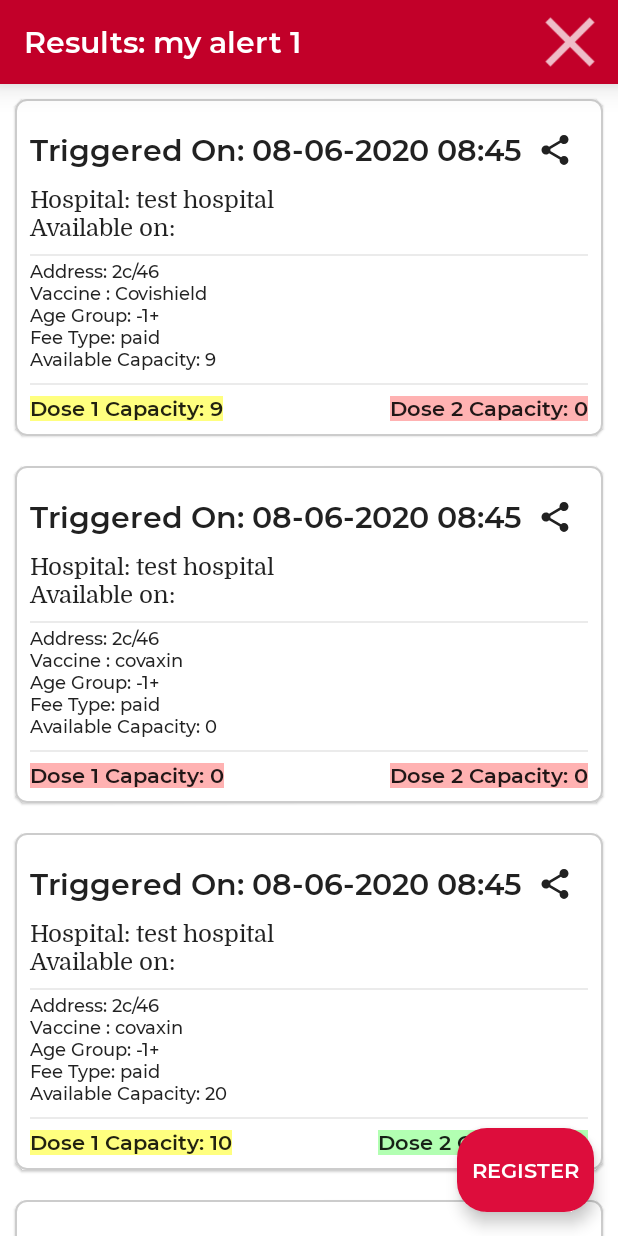
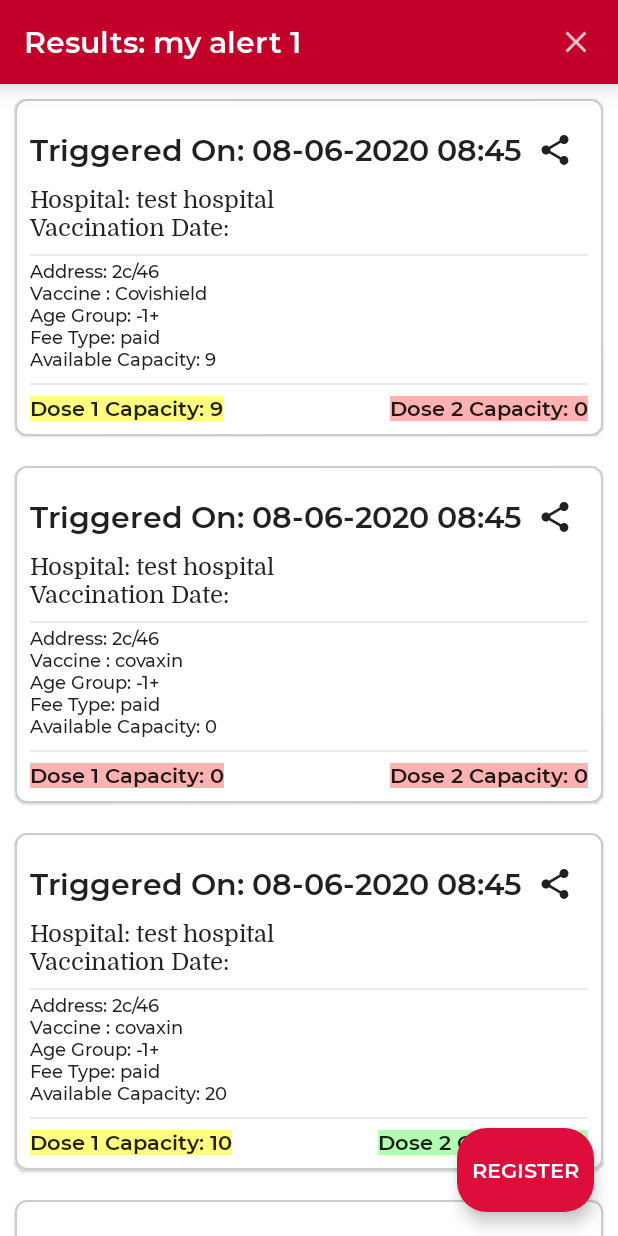
Before and after one commit to sp98/cowin-alert, an Android app built with Jetpack Compose: the @Preview function PreviewResultDetails, on a phone screen of 412 x 824 dp. Run offline under Robolectric (Android 15) with nearby library versions, the phone set to English and light mode, and no system bars; our stand-ins replace Room's generated code, accompanist.

Commit message:
removed all drawable resources and used material icon package
Signed-off-by: Santosh Pillai <sapillai@redhat.com>

```diff
--- a/app/src/main/java/com/santoshpillai/cowinalert/ui/MainActivity.kt
+++ b/app/src/main/java/com/santoshpillai/cowinalert/ui/MainActivity.kt
@@ -3,11 +3,7 @@ package com.santoshpillai.cowinalert.ui
 import android.os.Bundle
 import androidx.activity.ComponentActivity
 import androidx.activity.compose.setContent
-import androidx.compose.runtime.getValue
 import androidx.compose.runtime.livedata.observeAsState
-import androidx.compose.runtime.mutableStateOf
-import androidx.compose.runtime.remember
-import androidx.compose.runtime.setValue
 import androidx.lifecycle.ViewModelProvider
 import androidx.navigation.NavType
 import androidx.navigation.compose.NavHost
@@ -85,7 +81,7 @@ class MainActivity : ComponentActivity() {
                             }
                         },
 
-                    )
+                        )
                 }
             }
         }
--- a/app/src/main/java/com/santoshpillai/cowinalert/ui/resultscreen/ResultScreen.kt
+++ b/app/src/main/java/com/santoshpillai/cowinalert/ui/resultscreen/ResultScreen.kt
@@ -6,21 +6,21 @@ import android.content.Intent
 import android.net.Uri
 import androidx.compose.foundation.BorderStroke
 import androidx.compose.foundation.background
-import androidx.compose.foundation.gestures.detectTapGestures
 import androidx.compose.foundation.layout.*
 import androidx.compose.foundation.lazy.LazyColumn
 import androidx.compose.foundation.lazy.items
 import androidx.compose.foundation.shape.RoundedCornerShape
 import androidx.compose.material.*
 import androidx.compose.material.icons.Icons
+import androidx.compose.material.icons.filled.Add
+import androidx.compose.material.icons.filled.Close
+import androidx.compose.material.icons.filled.Send
 import androidx.compose.material.icons.filled.Share
 import androidx.compose.runtime.Composable
 import androidx.compose.runtime.remember
 import androidx.compose.ui.Alignment
 import androidx.compose.ui.Modifier
 import androidx.compose.ui.graphics.Color
-import androidx.compose.ui.input.pointer.pointerInput
-import androidx.compose.ui.layout.VerticalAlignmentLine
 import androidx.compose.ui.platform.LocalContext
 import androidx.compose.ui.res.painterResource
 import androidx.compose.ui.res.stringResource
@@ -57,7 +57,7 @@ fun ResultScreen(
                     actions = {
                         IconButton(onClick = onCancel) {
                             Icon(
-                                painter = painterResource(id = R.drawable.ic_close),
+                                Icons.Filled.Close,
                                 contentDescription = "close"
                             )
                         }
@@ -104,7 +104,7 @@ fun ResultScreen(
                                     modifier = Modifier.fillMaxWidth(),
                                     verticalAlignment = Alignment.CenterVertically,
                                     horizontalArrangement = Arrangement.SpaceBetween,
-                                ){
+                                ) {
                                     Text(
                                         text = "Triggered On: ${result.triggeredOn}",
                                         style = MaterialTheme.typography.h6
@@ -119,7 +119,7 @@ fun ResultScreen(
                                     style = MaterialTheme.typography.body1
                                 )
                                 Text(
-                                    text = "Available on: ${result.availableOn}",
+                                    text = "Vaccination Date: ${result.availableOn}",
                                     style = MaterialTheme.typography.body1
                                 )
 
@@ -331,7 +331,7 @@ fun PreviewResultDetails() {
 
 
     resultMap[0]?.get(0)?.let {
-        ResultScreen(alertName = "my alert 1", results = resultMap[0]!!,) {}
+        ResultScreen(alertName = "my alert 1", results = resultMap[0]!!) {}
     }
 }
 
--- a/app/src/main/res/values/strings.xml
+++ b/app/src/main/res/values/strings.xml
@@ -3,5 +3,4 @@
     <string name="register">REGISTER</string>
     <string name="cowin_registration_url">https://selfregistration.cowin.gov.in/</string>
     <string name="share">share</string>
-
 </resources>
```
Also changed, not shown: app/src/main/java/com/santoshpillai/cowinalert/ui/alertscreen/AlertScreen.kt (+5 -5 lines), app/src/main/java/com/santoshpillai/cowinalert/workers/CowinWorker.kt (+5 -4 lines), app/src/main/res/drawable/ic_add.png (deleted), app/src/main/res/drawable/ic_back_arrow.png (deleted), app/src/main/res/drawable/ic_close.png (deleted), app/src/main/res/drawable/ic_delete.png (deleted), app/src/main/res/drawable/ic_disable.png (deleted), app/src/main/res/drawable/ic_share.png (deleted).
